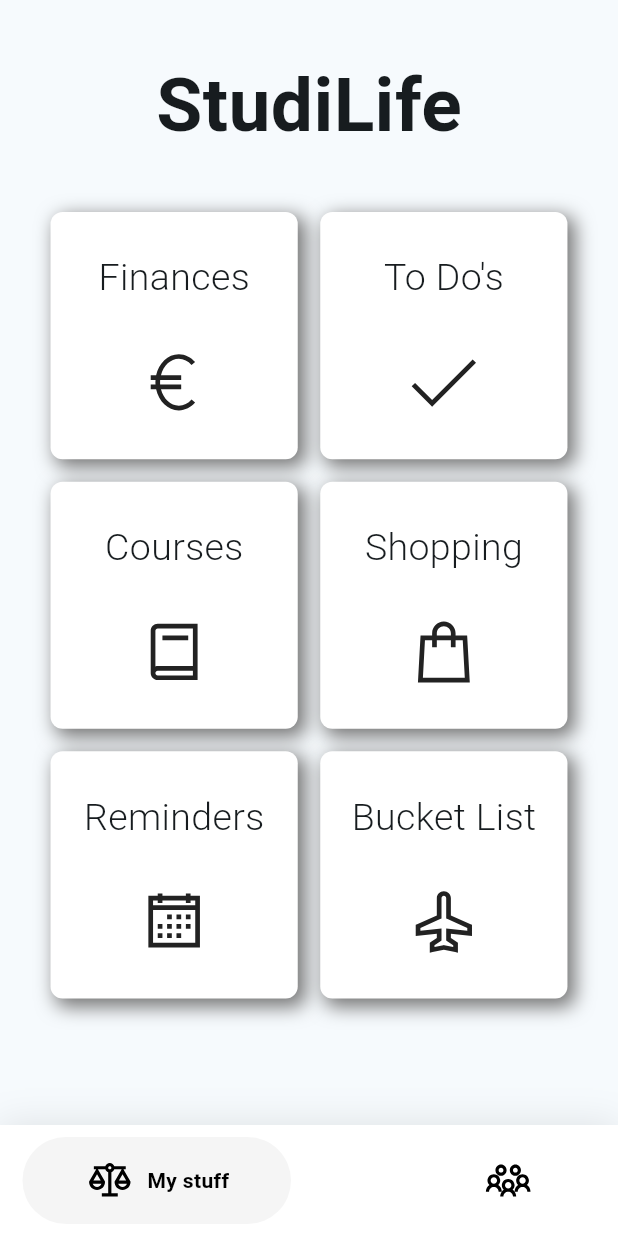
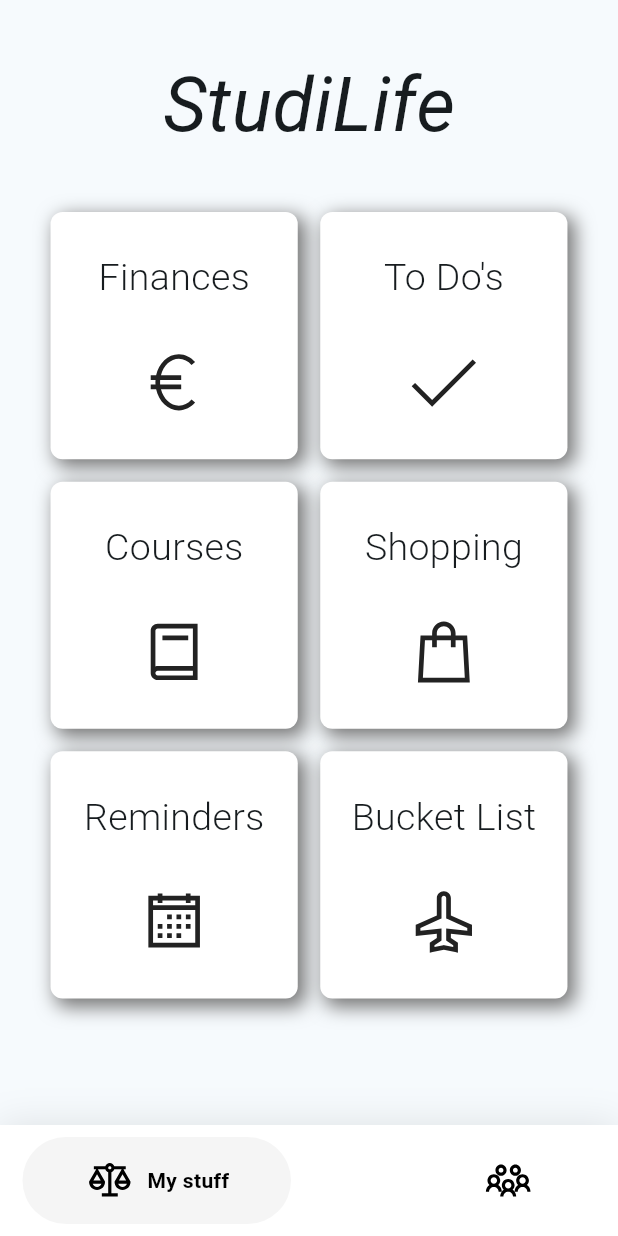
Before and after one commit to LouaiMaayah/studi_life, a Flutter app: the screen it shows after launch, on a phone screen of 412 x 824 dp. Run offline on Flutter 3.47's test engine with Material 2 defaults, Android fonts, the phone set to English and light mode, and no system bars; drawn by our look-alikes of google_nav_bar; our stand-ins replace line_icons.

Commit message:
finished first design

```diff
--- a/lib/HomePage/main_page.dart
+++ b/lib/HomePage/main_page.dart
@@ -1,4 +1,3 @@
-
 import 'package:flutter/material.dart';
 import 'package:google_nav_bar/google_nav_bar.dart';
 import 'package:line_icons/line_icons.dart';
@@ -18,7 +17,12 @@ class _MainPageState extends State<MainPage> {
       TextStyle(fontSize: 30, fontWeight: FontWeight.w600);
   static const List<Widget> _widgetOptions = <Widget>[
     ReqirmentsPage(),
-    FinancesPage(),
+    Center(
+      child: Text(
+        "Coming soon...",
+        style: TextStyle(fontWeight: FontWeight.w600, fontSize: 40),
+      ),
+    ),
   ];
 
   @override
--- a/lib/requirments_page/reqirments_page.dart
+++ b/lib/requirments_page/reqirments_page.dart
@@ -21,7 +21,10 @@ class _ReqirmentsPageState extends State<ReqirmentsPage> {
             const Center(
               child: Text(
                 "StudiLife",
-                style: TextStyle(fontWeight: FontWeight.w600, fontSize: 50),
+                style: TextStyle(
+                    fontWeight: FontWeight.w400,
+                    fontSize: 50,
+                    fontStyle: FontStyle.italic),
               ),
             ),
             Column(
```
